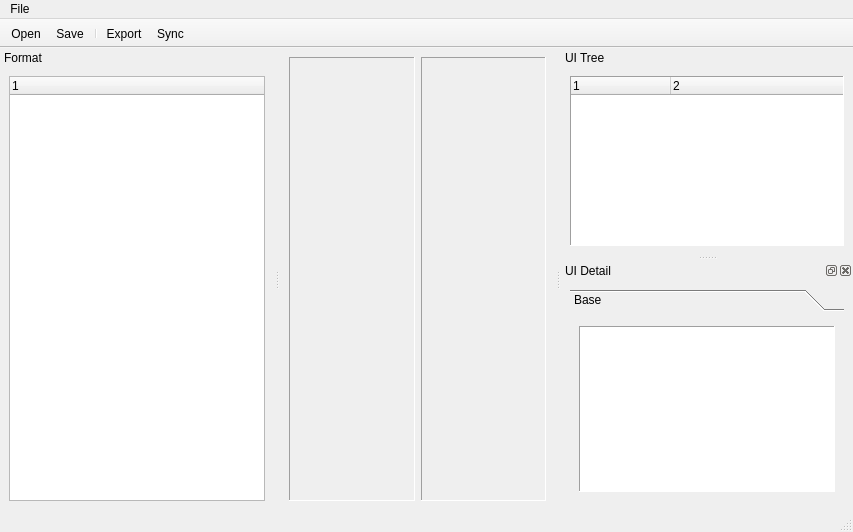
First picture: the form in code/yeditor/res/main.ui, repository EJPasco/yam, before the edit.
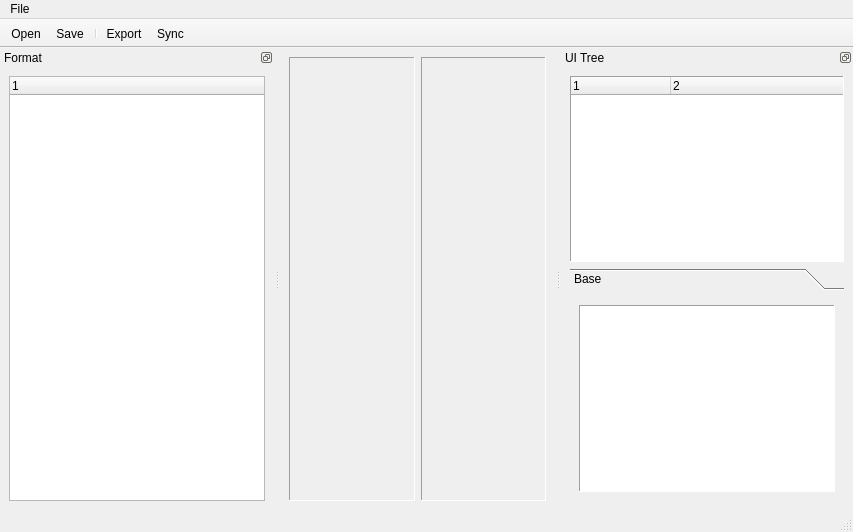
Second picture: the form after the edit. Custom widgets are drawn as their Qt base class.

What changed in the file:
```diff
--- a/code/yeditor/res/main.ui
+++ b/code/yeditor/res/main.ui
@@ -63,7 +63,7 @@
   <widget class="QStatusBar" name="statusbar"/>
   <widget class="QDockWidget" name="formatDock">
    <property name="features">
-    <set>QDockWidget::DockWidgetMovable</set>
+    <set>QDockWidget::DockWidgetFloatable|QDockWidget::DockWidgetMovable</set>
    </property>
    <property name="windowTitle">
     <string>Format</string>
@@ -90,7 +90,7 @@
   </widget>
   <widget class="QDockWidget" name="uiTreeDock">
    <property name="features">
-    <set>QDockWidget::DockWidgetMovable</set>
+    <set>QDockWidget::DockWidgetFloatable|QDockWidget::DockWidgetMovable</set>
    </property>
    <property name="windowTitle">
     <string>UI Tree</string>
@@ -123,18 +123,6 @@
        </column>
       </widget>
      </item>
-    </layout>
-   </widget>
-  </widget>
-  <widget class="QDockWidget" name="uiDetailDock">
-   <property name="windowTitle">
-    <string>UI Detail</string>
-   </property>
-   <attribute name="dockWidgetArea">
-    <number>2</number>
-   </attribute>
-   <widget class="QWidget" name="uiDetailLayout">
-    <layout class="QVBoxLayout" name="verticalLayout_3">
      <item>
       <widget class="QToolBox" name="uiVarBox">
        <property name="currentIndex">
@@ -145,8 +133,8 @@
          <rect>
           <x>0</x>
           <y>0</y>
-          <width>274</width>
-          <height>192</height>
+          <width>207</width>
+          <height>210</height>
          </rect>
         </property>
         <attribute name="label">
```
Left out of the diff: 6 changed lines with no effect on the pictures.
